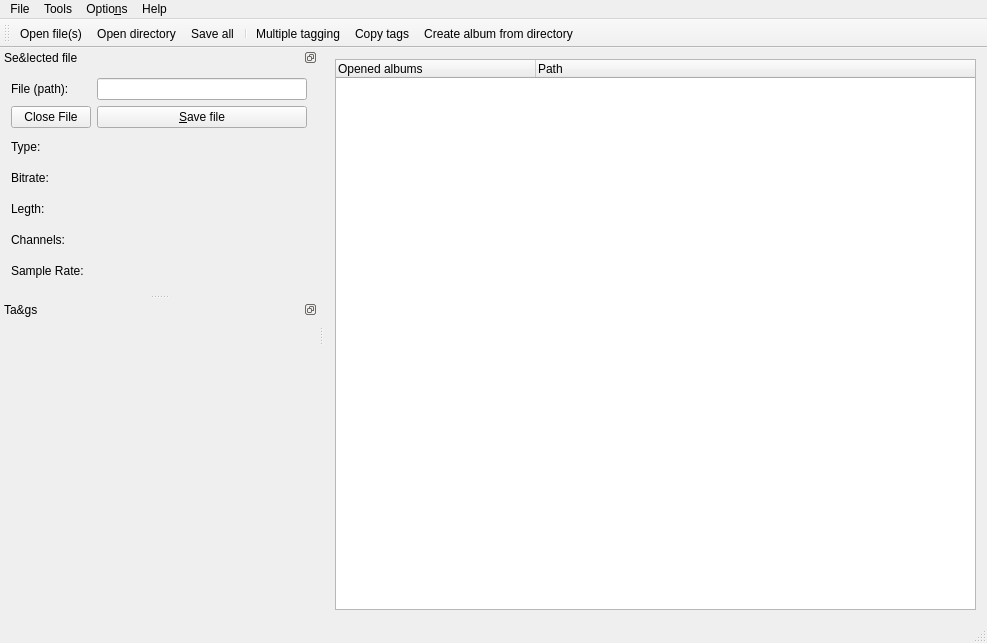
Before: the Qt Designer form src/mainwindow.ui in amethystant/Qtag, drawn with Qt 5.
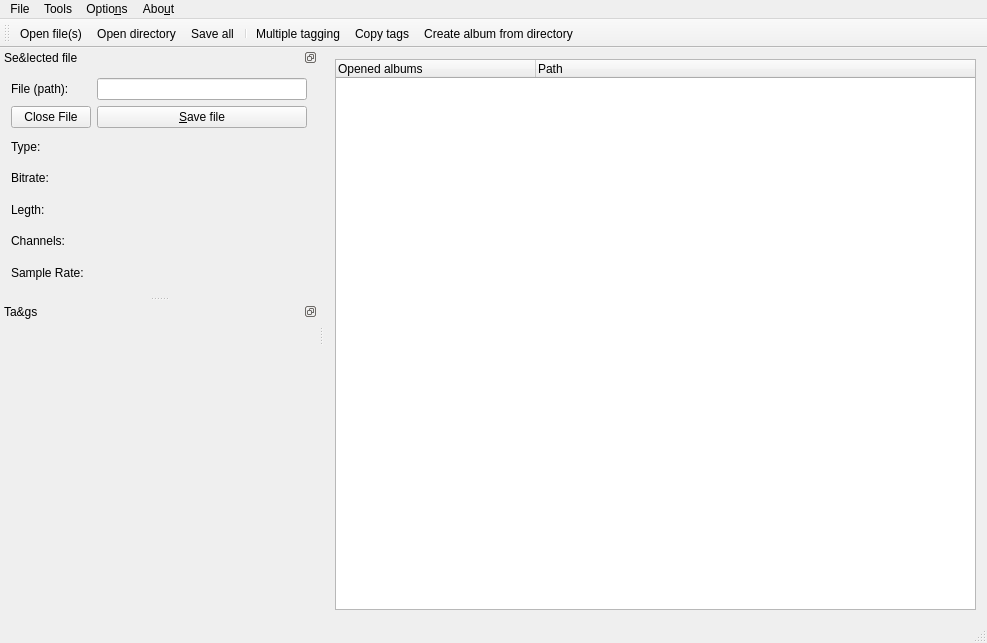
After: the same form once the commit is applied. Icons and pictures are not drawn.

Commit message: Renamed the "Help" menu to "About" (in fact, there is no help at all)

What changed in the file:
```diff
--- a/src/mainwindow.ui
+++ b/src/mainwindow.ui
@@ -81,9 +81,9 @@
     <addaction name="actionCopy_tags"/>
     <addaction name="actionCreateAlbumFromDirectory"/>
    </widget>
-   <widget class="QMenu" name="menuHelp">
+   <widget class="QMenu" name="menuAbout">
     <property name="title">
-     <string>Help</string>
+     <string>Abo&amp;ut</string>
     </property>
     <addaction name="actionAbout"/>
     <addaction name="actionLicense"/>
@@ -99,7 +99,7 @@
    <addaction name="menuOpenMusicTagge"/>
    <addaction name="menuTools"/>
    <addaction name="menuOptions"/>
-   <addaction name="menuHelp"/>
+   <addaction name="menuAbout"/>
   </widget>
   <widget class="QToolBar" name="mainToolBar">
    <property name="toolButtonStyle">
@@ -130,7 +130,7 @@
    <property name="minimumSize">
     <size>
      <width>252</width>
-     <height>229</height>
+     <height>233</height>
     </size>
    </property>
    <property name="baseSize">
```
Left out of the diff: 2 changed lines with no effect on the pictures.
